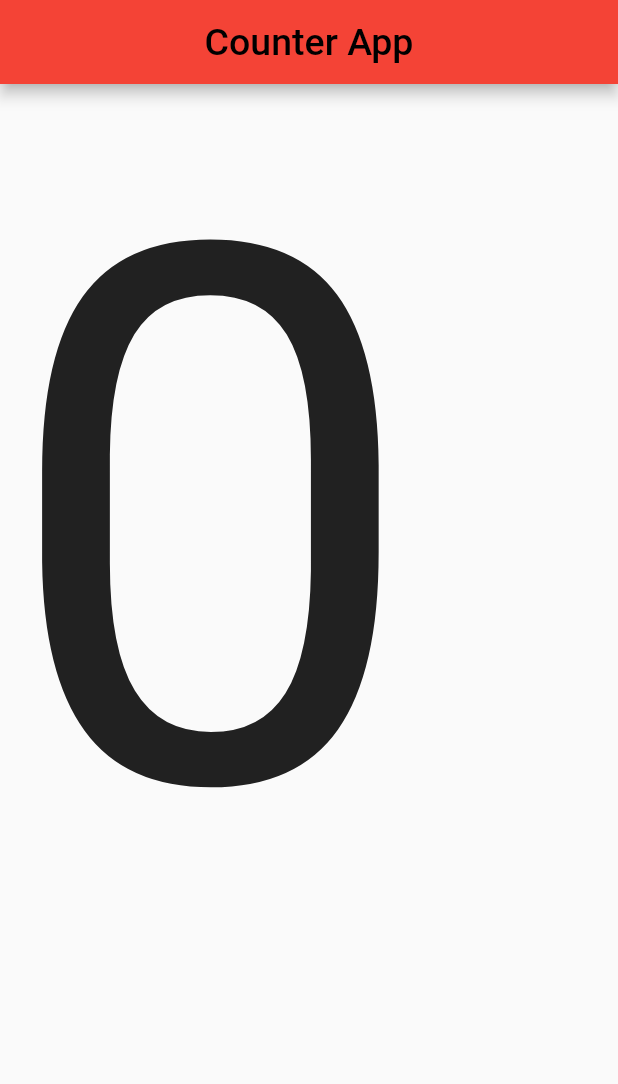
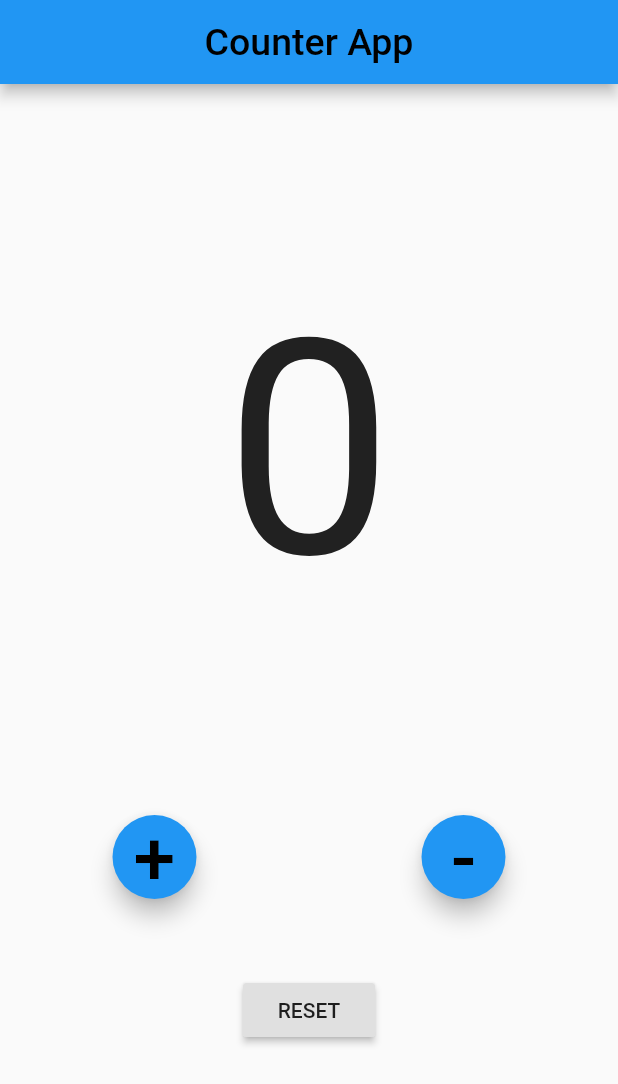
Before and after one commit to surya8barca/counter_app, a Flutter app: the screen it shows after launch, on a phone screen of 412 x 824 dp. Shown: the top 1084 px of the screen. Run offline on Flutter 3.47's test engine with Material 2 defaults, Android fonts, the phone set to English and light mode, and no system bars.

Commit message:
Update main.dart

```diff
--- a/lib/main.dart
+++ b/lib/main.dart
@@ -25,17 +25,64 @@ class _HomeState extends State<Home> {
         fontSize: 25.0
       ),
     ),
-      backgroundColor: Colors.red,
+      backgroundColor: Colors.blue,
       centerTitle: true,
     ),
   body: Column(
+    mainAxisAlignment: MainAxisAlignment.spaceEvenly,
     children: <Widget>[
-      Text(
+      Center(child: Text(
         '$counter',
         style: TextStyle(
-          fontSize: 500.0,
+          fontSize: 200.0,
         ),
       ),
+      ),
+      Column(
+        mainAxisAlignment: MainAxisAlignment.spaceEvenly,
+        children: <Widget>[
+          Row(
+        mainAxisAlignment: MainAxisAlignment.spaceAround,
+        children: <Widget>[
+          FloatingActionButton(
+            child: Text(
+              "+",
+              style: TextStyle(fontSize: 50.0,color: Colors.black,),
+              ),
+            onPressed: (){
+              setState(() {
+                counter++;
+              });
+            },
+          ),
+          FloatingActionButton(
+            child: Text(
+              "-",
+              style: TextStyle(fontSize: 50.0,color: Colors.black,),
+              ),
+            onPressed: (){
+              setState(() {
+                counter--;
+              });
+            },
+          ),
+        ],
+      ),
+      SizedBox(height: 50.0),
+      RaisedButton(
+            child: Text(
+              "RESET"
+              ),
+            onPressed: (){
+              setState(() {
+                counter=0;
+              });
+            },
+          ),
+        ],
+
+      ),
+
   ],
   )
     );
```
